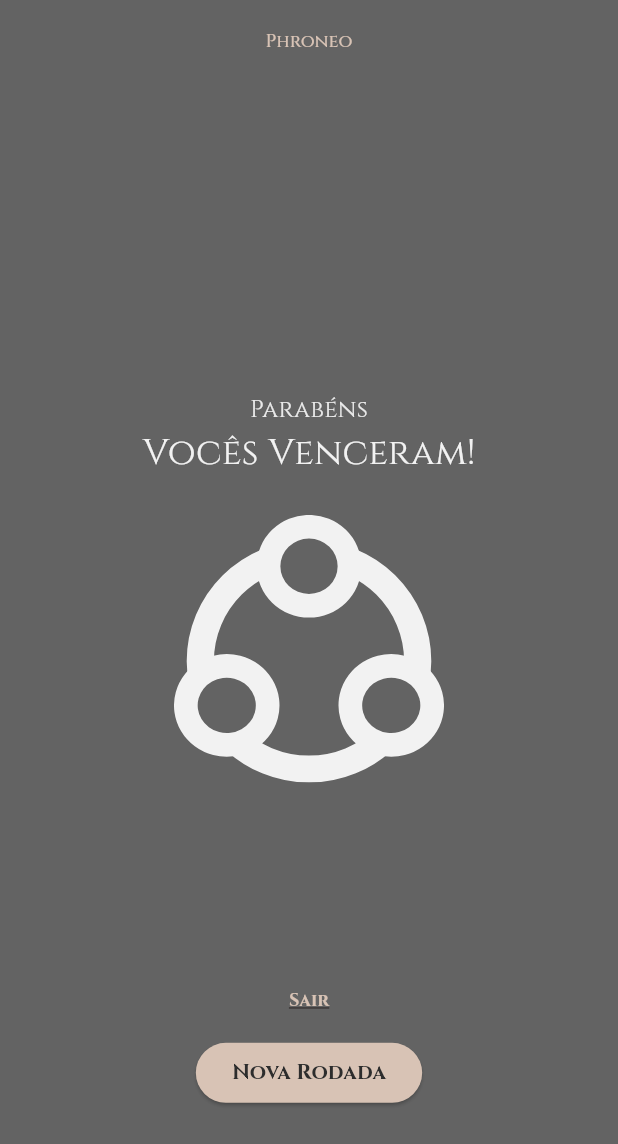
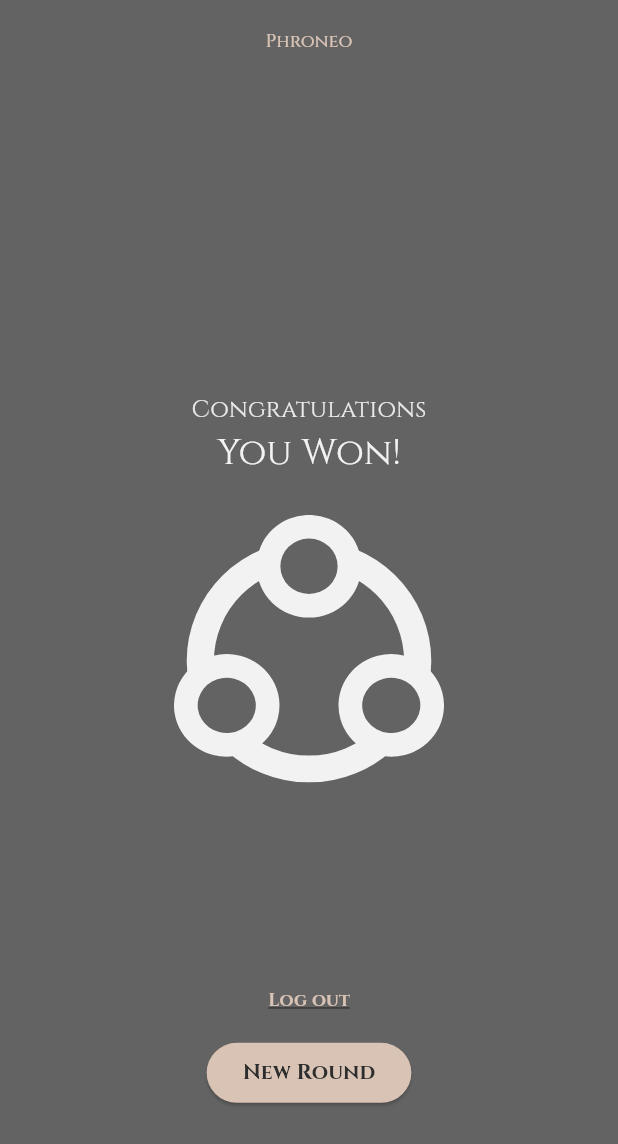
Before and after one commit to gabrielgoldas/Phroneo, a Flutter app: the RoundResultDialog screen opened directly, on a phone screen of 412 x 824 dp. Shown: the top 1144 px of the screen. Run offline on Flutter 3.47's test engine with Material 3 defaults, Android fonts, the phone set to English and light mode, and no system bars; our stand-ins replace flutter_svg, go_router.

Commit message:
refactor: ajust usage of l10n and add new phrases

```diff
--- a/lib/features/game/presentation/pages/game_page.dart
+++ b/lib/features/game/presentation/pages/game_page.dart
@@ -39,7 +39,7 @@ class _GamePage extends State<GamePage>{
         appBar: const CustomAppBar(
           fontColor: AppColors.background,
           showBackButton: false,
-          backgroundColor: Colors.transparent, // 3. Passamos transparente para a sua AppBar
+          backgroundColor: Colors.transparent,
         ),
         body: GestureDetector(
           behavior: HitTestBehavior.opaque,
--- a/lib/features/game/presentation/widgets/number_page.dart
+++ b/lib/features/game/presentation/widgets/number_page.dart
@@ -1,4 +1,5 @@
 import 'package:flutter/cupertino.dart';
+import 'package:phroneo/core/utils/localization_build_context.dart';
 
 import '../../../../core/theme/app_colors.dart';
 import '../../../../core/theme/app_font_size.dart';
@@ -14,7 +15,7 @@ class NumberPage extends StatelessWidget {
       children: [
 
         Text(
-          "Seu número é:",
+          context.l10n.yourNumberIs,
           textAlign: TextAlign.center,
           style: TextStyle(
             fontFamily: AppFonts.cormorantInfant,
--- a/lib/features/login/presentation/pages/login_page.dart
+++ b/lib/features/login/presentation/pages/login_page.dart
@@ -14,6 +14,8 @@ class LoginPage extends StatelessWidget {
 
   @override
   Widget build(BuildContext context) {
+    final strings = context.l10n;
+
     return Scaffold(
       backgroundColor: AppColors.background,
       appBar: const CustomAppBar(showBackButton: false),
@@ -28,7 +30,7 @@ class LoginPage extends StatelessWidget {
               const SizedBox(height: 12),
 
               Text(
-                context.l10n.app_name,
+                strings.app_name,
                 style: TextStyle(
                   fontFamily: AppFonts.cinzel,
                   fontWeight: FontWeight.bold,
@@ -40,7 +42,7 @@ class LoginPage extends StatelessWidget {
               const SizedBox(height: 54),
 
               Text(
-                context.l10n.privacy_policy,
+                strings.privacy_policy,
                 textAlign: TextAlign.center,
                 style: const TextStyle(
                   fontFamily: AppFonts.cormorantInfant,
--- a/lib/features/ordering/presentation/widgets/round_result_dialog.dart
+++ b/lib/features/ordering/presentation/widgets/round_result_dialog.dart
@@ -4,6 +4,7 @@ import 'package:go_router/go_router.dart';
 import 'package:phroneo/core/router/app_routes.dart';
 import 'package:phroneo/core/theme/app_font_size.dart';
 import 'package:phroneo/core/theme/app_fonts.dart';
+import 'package:phroneo/core/utils/localization_build_context.dart';
 import 'package:phroneo/core/widgets/custom_app_bar.dart';
 import 'package:phroneo/core/theme/app_colors.dart';
 import 'package:phroneo/core/widgets/custom_elevated_button.dart';
@@ -15,6 +16,7 @@ class RoundResultDialog extends StatelessWidget {
 
   @override
   Widget build(BuildContext context) {
+    final strings = context.l10n;
     bool winner = true;
 
     return Scaffold(
@@ -37,7 +39,7 @@ class RoundResultDialog extends StatelessWidget {
               Column(
                 children: [
                   Text(
-                    winner ? 'Parabéns' : 'Que pena',
+                    winner ? strings.congratulationsTitle : strings.tooBadTitle,
                     style: TextStyle(
                         fontFamily: AppFonts.cinzel,
                         fontSize: AppFontSize.bodyLarge,
@@ -46,7 +48,7 @@ class RoundResultDialog extends StatelessWidget {
                   ),
 
                   Text(
-                    winner ? 'Vocês Venceram!' : 'Vocês Perderam!',
+                    winner ? strings.victoryMessage : strings.defeatMessage,
                     style: TextStyle(
                         fontFamily: AppFonts.cinzel,
                         fontSize: AppFontSize.titleLarge,
@@ -74,13 +76,13 @@ class RoundResultDialog extends StatelessWidget {
                 children: [
 
                   CustomOutlinedButton(
-                      text: 'Sair',
+                      text: strings.exit,
                       fontColor: AppColors.background,
                       onPressed: () => context.goNamed(AppRoutes.home)
                   ),
 
                   CustomElevatedButton(
-                      text: 'Nova Rodada',
+                      text: strings.newRoundButton,
                       backgroundColor: AppColors.background,
                       fontColor: AppColors.black,
                       onPressed: () => context.goNamed(AppRoutes.roomLobby)
--- a/lib/l10n/app_en.arb
+++ b/lib/l10n/app_en.arb
@@ -1,18 +1,34 @@
 {
-  "app_name"              : "Phroneo",
-  "login"                 : "Login",
-  "create_room"           : "Create Room",
-  "login_google"          : "Sign in with Google",
-  "privacy_policy"        : "Select your account here. \nBy signing in, you agree to our privacy policy",
-  "ready"                 : "Ready!",
-  "next"                  : "Next",
-  "previous"              : "Prev",
-  "welcome_message"       : "Let's play?",
-  "create_match"          : "Create a match",
-  "join_match"            : "Join match",
-  "confirm_creation"      : "Create",
-  "player_count_question" : "How many players?",
-  "profile"               : "My profile",
-  "how_to_play"           : "How to play",
-  "exit"                  : "Log out"
+  "app_name"                      : "Phroneo",
+  "login"                         : "Login",
+  "create_room"                   : "Create Room",
+  "login_google"                  : "Sign in with Google",
+  "privacy_policy"                : "Select your account here. \nBy signing in, you agree to our privacy policy",
+  "ready"                         : "Ready!",
+  "next"                          : "Next",
+  "previous"                      : "Prev",
+  "welcome_message"               : "Let's play?",
+  "create_match"                  : "Create a match",
+  "join_match"                    : "Join match",
+  "confirm_creation"              : "Create",
+  "player_count_question"         : "How many players?",
+  "profile"                       : "My profile",
+  "how_to_play"                   : "How to play",
+  "exit"                          : "Log out",
+  "yourNumberIs"                  : "Your number is:",
+  "roundPhrase"                   : "Round phrase:",
+  "tapAndHoldToSeeNumber"         : "Tap and hold to see your number",
+  "sortChoices"                   : "Sort choices",
+  "sortChoicesInstruction"        : "Sort the colors according to the imagined number. \nThe numbers must be from highest to lowest.",
+  "highestNumberLabel"            : "Highest number (100)",
+  "lowestNumberLabel"             : "Lowest number (1)",
+  "doneButton"                    : "Done",
+  "newRoundButton"                : "New Round",
+  "victoryMessage"                : "You Won!",
+  "defeatMessage"                 : "You Lost!",
+  "congratulationsTitle"          : "Congratulations",
+  "tooBadTitle"                   : "Too bad",
+  "startButton"                   : "Start",
+  "qrCodeConfirmationInstruction" : "Has everyone scanned the QR Code? \nIf so, let's go!",
+  "shareQrCodeInstruction"        : "Show the QR Code to your friends so they can play with you!"
 }
--- a/lib/l10n/app_localizations.dart
+++ b/lib/l10n/app_localizations.dart
@@ -190,6 +190,102 @@ abstract class AppLocalizations {
   /// In en, this message translates to:
   /// **'Log out'**
   String get exit;
+
+  /// No description provided for @yourNumberIs.
+  ///
+  /// In en, this message translates to:
+  /// **'Your number is:'**
+  String get yourNumberIs;
+
+  /// No description provided for @roundPhrase.
+  ///
+  /// In en, this message translates to:
+  /// **'Round phrase:'**
+  String get roundPhrase;
+
+  /// No description provided for @tapAndHoldToSeeNumber.
+  ///
+  /// In en, this message translates to:
+  /// **'Tap and hold to see your number'**
+  String get tapAndHoldToSeeNumber;
+
+  /// No description provided for @sortChoices.
+  ///
+  /// In en, this message translates to:
+  /// **'Sort choices'**
+  String get sortChoices;
+
+  /// No description provided for @sortChoicesInstruction.
+  ///
+  /// In en, this message translates to:
+  /// **'Sort the colors according to the imagined number. \nThe numbers must be from highest to lowest.'**
+  String get sortChoicesInstruction;
+
+  /// No description provided for @highestNumberLabel.
+  ///
+  /// In en, this message translates to:
+  /// **'Highest number (100)'**
+  String get highestNumberLabel;
+
+  /// No description provided for @lowestNumberLabel.
+  ///
+  /// In en, this message translates to:
+  /// **'Lowest number (1)'**
+  String get lowestNumberLabel;
+
+  /// No description provided for @doneButton.
+  ///
+  /// In en, this message translates to:
+  /// **'Done'**
+  String get doneButton;
+
+  /// No description provided for @newRoundButton.
+  ///
+  /// In en, this message translates to:
+  /// **'New Round'**
+  String get newRoundButton;
+
+  /// No description provided for @victoryMessage.
+  ///
+  /// In en, this message translates to:
+  /// **'You Won!'**
+  String get victoryMessage;
+
+  /// No description provided for @defeatMessage.
+  ///
+  /// In en, this message translates to:
+  /// **'You Lost!'**
+  String get defeatMessage;
+
+  /// No description provided for @congratulationsTitle.
+  ///
+  /// In en, this message translates to:
+  /// **'Congratulations'**
+  String get congratulationsTitle;
+
+  /// No description provided for @tooBadTitle.
+  ///
+  /// In en, this message translates to:
+  /// **'Too bad'**
+  String get tooBadTitle;
+
+  /// No description provided for @startButton.
+  ///
+  /// In en, this message translates to:
+  /// **'Start'**
+  String get startButton;
+
+  /// No description provided for @qrCodeConfirmationInstruction.
+  ///
+  /// In en, this message translates to:
+  /// **'Has everyone scanned the QR Code? \nIf so, let\'s go!'**
+  String get qrCodeConfirmationInstruction;
+
+  /// No description provided for @shareQrCodeInstruction.
+  ///
+  /// In en, this message translates to:
+  /// **'Show the QR Code to your friends so they can play with you!'**
+  String get shareQrCodeInstruction;
 }
 
 class _AppLocalizationsDelegate extends LocalizationsDelegate<AppLocalizations> {
--- a/lib/main.dart
+++ b/lib/main.dart
@@ -14,10 +14,10 @@ class PhroneoApp extends StatelessWidget {
   @override
   Widget build(BuildContext context) {
     return MaterialApp.router(
+      debugShowCheckedModeBanner: false,
       routerConfig: router,
       localizationsDelegates: AppLocalizations.localizationsDelegates,
       supportedLocales: AppLocalizations.supportedLocales,
-
       // Global theme configuration
       theme: ThemeData(
         useMaterial3: true,
```
Also changed, not shown: lib/features/game/presentation/widgets/phrase_page.dart (+4 -3 lines), lib/features/home/presentation/widgets/create_match_menu_bottom_sheet.dart (+5 -3 lines), lib/features/login/presentation/widgets/profile_menu_bottom_sheet.dart (+7 -4 lines), lib/features/onboarding/presentation/pages/onboarding_page.dart (+5 -3 lines), lib/features/ordering/presentation/pages/ordering_page.dart (+10 -7 lines), lib/features/room_lobby/presentation/pages/room_lobby_page.dart (+7 -4 lines), lib/l10n/app_localizations_en.dart (+48 -0 lines), lib/l10n/app_localizations_pt.dart (+48 -0 lines), lib/l10n/app_pt.arb (+32 -16 lines).
